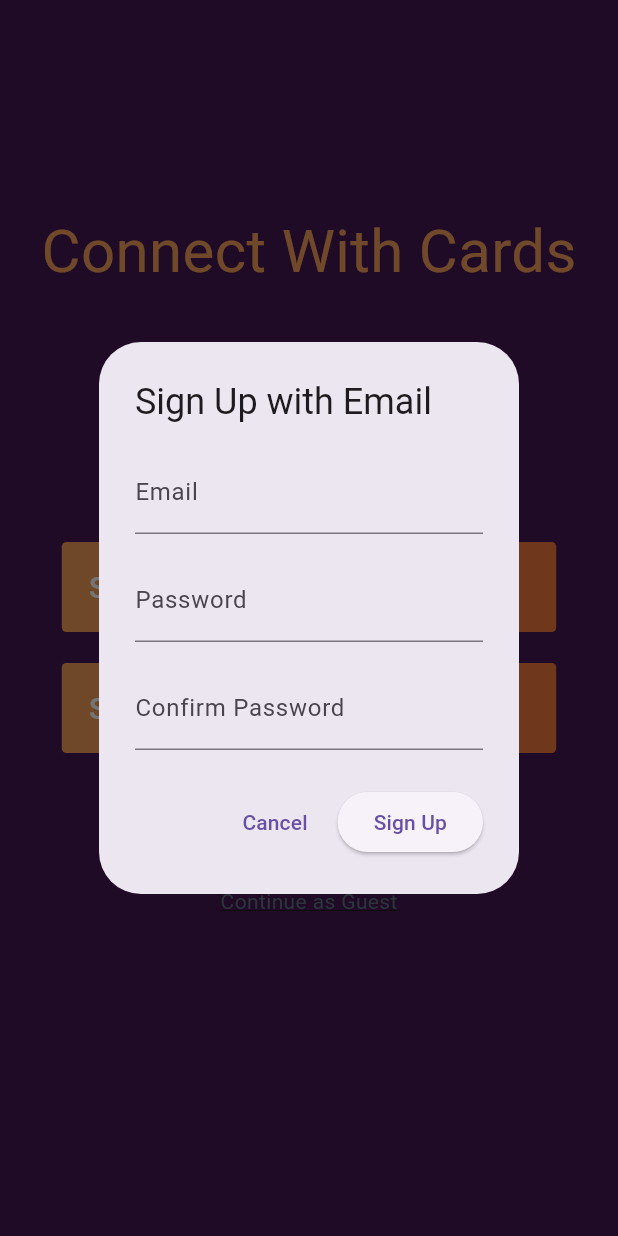
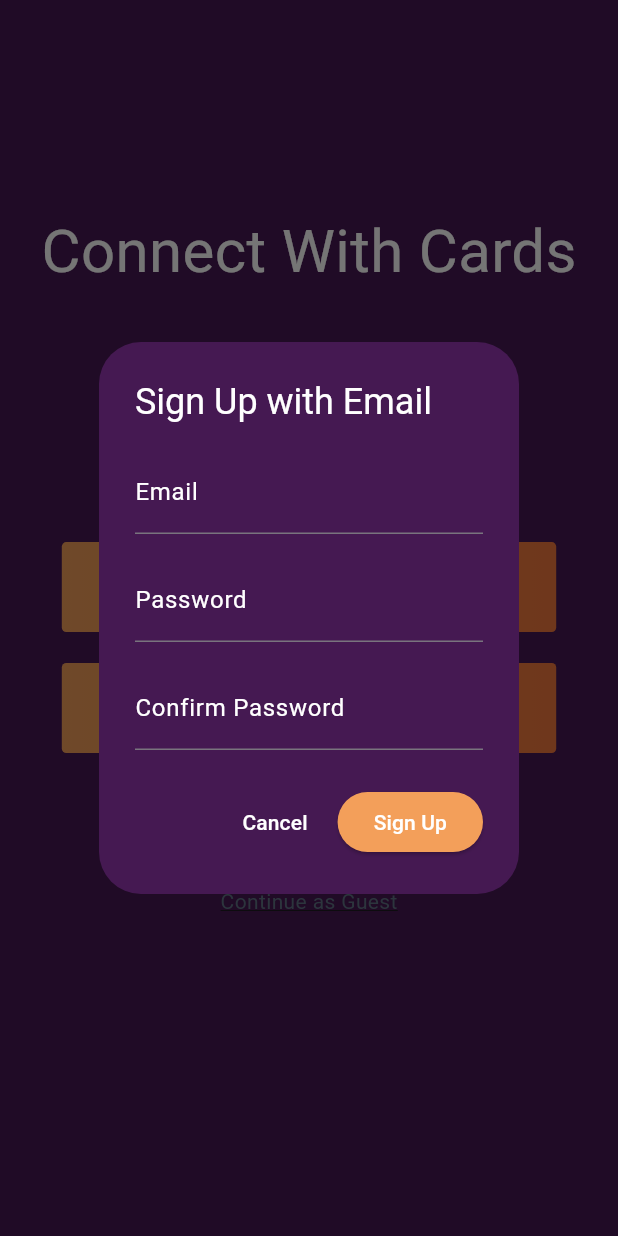
Before and after one commit to Gipeio/eTarot, a Flutter app: the screen it shows after launch, after a tap on "Sign Up with Email", on a phone screen of 412 x 824 dp. Run offline on Flutter 3.47's test engine with Material 3 defaults, Android fonts, the phone set to English and light mode, and no system bars; our stand-ins replace cloud_firestore, firebase_auth, firebase_core, flutter_svg, google_sign_in; accounts and stored records are empty; Roboto replaces fonts that are missing (Rocher).

Commit message:
finished design + centered button labels

```diff
--- a/lib/pages/authentification_page.dart
+++ b/lib/pages/authentification_page.dart
@@ -6,7 +6,6 @@ import 'package:firebase_auth/firebase_auth.dart';
 import 'package:flutter/material.dart';
 import 'package:google_sign_in/google_sign_in.dart';
 import 'package:flutter_svg/flutter_svg.dart';
-
 
 class HomePage extends StatefulWidget {
   @override
@@ -21,7 +20,6 @@ class _HomePageState extends State<HomePage> {
 
   @override
   Widget build(BuildContext context) {
-    double screenWidth;
     return Scaffold(
       backgroundColor: Style.backgroundColor,
       body: Padding(
@@ -33,8 +31,9 @@ class _HomePageState extends State<HomePage> {
               child: Text(
                 'Connect With Cards',
                 style: TextStyle(
+                  fontFamily: 'Rocher',
                   fontSize: 40,
-                  color: Style.itemColor,
+                  color: Style.itemTextColor,
                 ),
               ),
             ),
@@ -73,7 +72,8 @@ class _HomePageState extends State<HomePage> {
                 'Continue as Guest',
                 style: TextStyle(
                   color: Style.guestRedirectTextColor, // Text color
-                  decoration: TextDecoration.underline, // Optional: Add underline
+                  decoration:
+                      TextDecoration.underline, // Optional: Add underline
                 ),
               ),
             ),
@@ -88,18 +88,30 @@ class _HomePageState extends State<HomePage> {
       context: context,
       builder: (BuildContext context) {
         return AlertDialog(
-          title: const Text('Sign In with Email'),
+          backgroundColor: Style.backgroundColor,
+          title: const Text(
+            'Sign In with Email',
+            style: TextStyle(
+              color: Style.itemTextColor, // Change the title color
+            ),
+          ),
           content: Column(
             mainAxisSize: MainAxisSize.min,
             children: [
               TextField(
                 controller: emailController,
-                decoration: const InputDecoration(labelText: 'Email'),
+                decoration: const InputDecoration(
+                  labelText: 'Email',
+                  labelStyle: TextStyle(color: Style.itemTextColor),
+                ),
               ),
               const SizedBox(height: 16.0),
               TextField(
                 controller: passwordController,
-                decoration: const InputDecoration(labelText: 'Password'),
+                decoration: const InputDecoration(
+                  labelText: 'Password',
+                  labelStyle: TextStyle(color: Style.itemTextColor),
+                ),
                 obscureText: true,
               ),
             ],
@@ -109,9 +121,18 @@ class _HomePageState extends State<HomePage> {
               onPressed: () {
                 Navigator.pop(context); // Close the dialog
               },
-              child: const Text('Cancel'),
+              child: const Text(
+                'Cancel',
+                style: TextStyle(
+                  color: Style.itemTextColor, // Change the title color
+                ),
+              ),
             ),
             ElevatedButton(
+              style: ButtonStyle(
+                backgroundColor: MaterialStateProperty.all<Color>(
+                    Style.itemColor), // Change the button color
+              ),
               onPressed: () async {
                 try {
                   await FirebaseAuth.instance.signInWithEmailAndPassword(
@@ -125,7 +146,12 @@ class _HomePageState extends State<HomePage> {
                   print('Error signing in: $e');
                 }
               },
-              child: const Text('Sign In'),
+              child: const Text(
+                'Sign In',
+                style: TextStyle(
+                  color: Style.itemTextColor, // Change the title color
+                ),
+              ),
             ),
           ],
         );
@@ -138,24 +164,39 @@ class _HomePageState extends State<HomePage> {
       context: context,
       builder: (BuildContext context) {
         return AlertDialog(
-          title: const Text('Sign Up with Email'),
+          title: const Text(
+            'Sign Up with Email',
+            style: TextStyle(
+              color: Style.itemTextColor, // Change the title color
+            ),
+          ),
+          backgroundColor: Style.backgroundColor,
           content: Column(
             mainAxisSize: MainAxisSize.min,
             children: [
               TextField(
                 controller: emailController,
-                decoration: const InputDecoration(labelText: 'Email'),
+                decoration: const InputDecoration(
+                  labelText: 'Email',
+                  labelStyle: TextStyle(color: Style.itemTextColor),
+                ),
               ),
               const SizedBox(height: 16.0),
               TextField(
                 controller: passwordController,
-                decoration: const InputDecoration(labelText: 'Password'),
+                decoration: const InputDecoration(
+                  labelText: 'Password',
+                  labelStyle: TextStyle(color: Style.itemTextColor),
+                ),
                 obscureText: true,
               ),
               const SizedBox(height: 16.0),
               TextField(
                 controller: confirmPasswordController,
-                decoration: const InputDecoration(labelText: 'Confirm Password'),
+                decoration: const InputDecoration(
+                  labelText: 'Confirm Password',
+                  labelStyle: TextStyle(color: Style.itemTextColor),
+                ),
                 obscureText: true,
               ),
             ],
@@ -165,9 +206,18 @@ class _HomePageState extends State<HomePage> {
               onPressed: () {
                 Navigator.pop(context); // Close the dialog
               },
-              child: const Text('Cancel'),
+              child: const Text(
+                'Cancel',
+                style: TextStyle(
+                  color: Style.itemTextColor, // Change the title color
+                ),
+              ),
             ),
             ElevatedButton(
+              style: ButtonStyle(
+                backgroundColor: MaterialStateProperty.all<Color>(
+                    Style.itemColor), // Change the button color
+              ),
               onPressed: () async {
                 try {
                   if (passwordController.text ==
@@ -186,7 +236,12 @@ class _HomePageState extends State<HomePage> {
                   print('Error signing up: $e');
                 }
               },
-              child: const Text('Sign Up'),
+              child: const Text(
+                'Sign Up',
+                style: TextStyle(
+                  color: Style.itemTextColor, // Change the title color
+                ),
+              ),
             ),
           ],
         );
--- a/lib/styling/button_style.dart
+++ b/lib/styling/button_style.dart
@@ -19,15 +19,15 @@ class CustomButtonStyle extends StatelessWidget {
         decoration: BoxDecoration(
           borderRadius: BorderRadius.circular(3.0),
           gradient: const LinearGradient(
-            colors: [Style.itemColor,Style.itemColorDeg],
+            colors: [Style.itemColor, Style.itemColorDeg],
             end: Alignment.centerRight,
           ),
         ),
         padding: const EdgeInsets.fromLTRB(18.0, 16.0, 18.0, 15.0),
         child: Text(
           label,
+          textAlign: TextAlign.center, // Center the text horizontally
           style: const TextStyle(
-
             fontSize: 20.0,
             fontWeight: FontWeight.w500,
             color: Colors.white,
--- a/lib/styling/style.dart
+++ b/lib/styling/style.dart
@@ -9,4 +9,5 @@ class Style {
   static const Color itemColorDeg = Color.fromRGBO(243, 119, 60, 1.0);
   static const Color itemTextColor = Colors.white;
   static const Color guestRedirectTextColor = Color.fromRGBO(96, 116, 133, 1.0);
+  static const Color thirdColor = Color.fromRGBO(174, 68, 90, 1.0);
 }
--- a/pubspec.yaml
+++ b/pubspec.yaml
@@ -26,3 +26,8 @@ flutter:
   uses-material-design: true
   assets:
   - assets/
+
+  fonts:
+  - family: Rocher
+    fonts:
+      - asset: fonts/RocherColorGX.woff2
```
Also changed, not shown: 1 other file.
